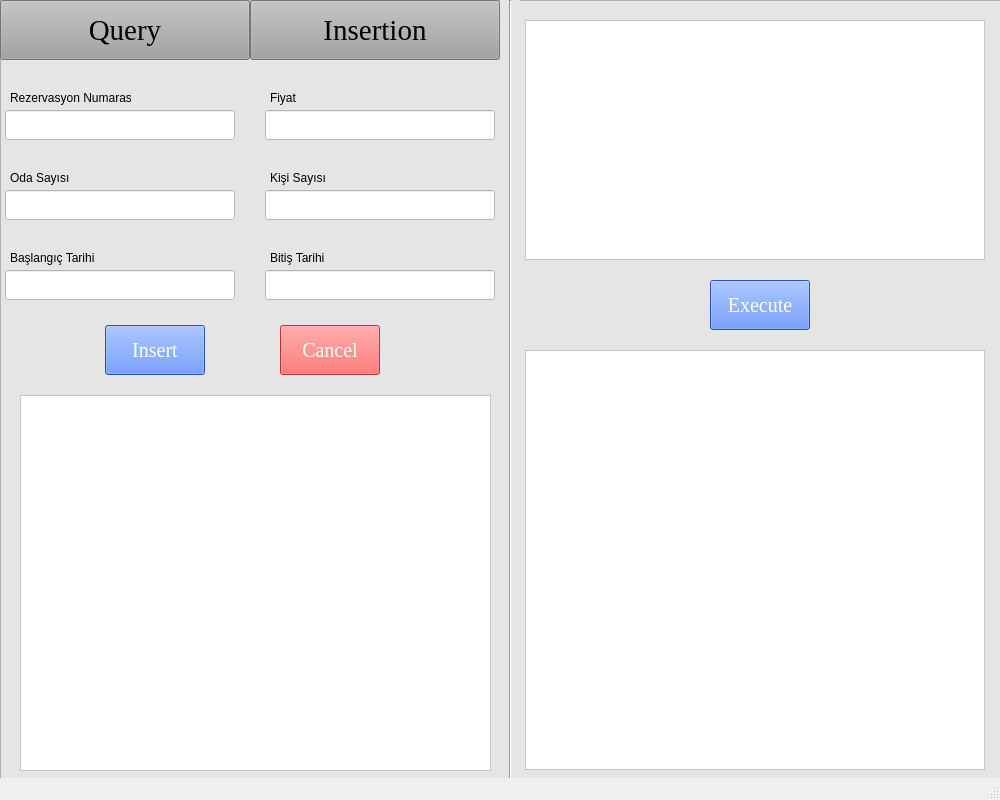
Qt form components/rezervasyonInsertionFrame.ui (uzayyildiztaskan/Database-Project-BIL-372) before a commit.
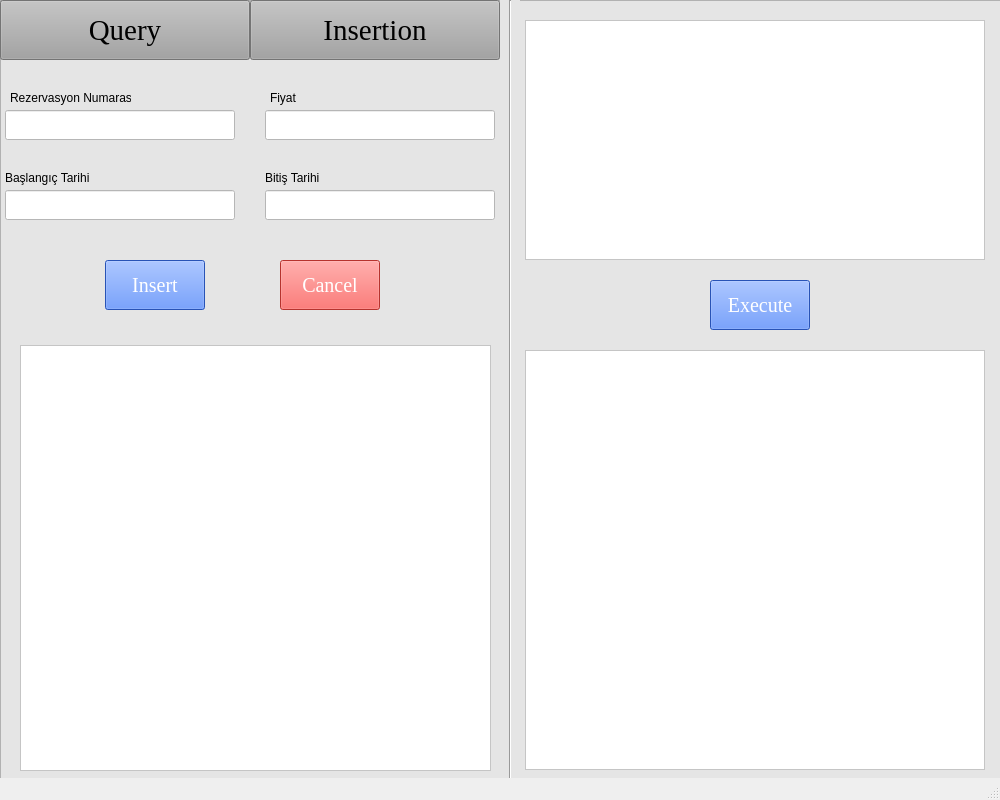
The same form after that commit.

Patch:
```diff
--- a/components/rezervasyonInsertionFrame.ui
+++ b/components/rezervasyonInsertionFrame.ui
@@ -356,42 +356,10 @@
       <string/>
      </property>
     </widget>
-    <widget class="QLineEdit" name="lineEdit_2">
-     <property name="geometry">
-      <rect>
-       <x>5</x>
-       <y>190</y>
-       <width>230</width>
-       <height>30</height>
-      </rect>
-     </property>
-     <property name="styleSheet">
-      <string notr="true">background-color: rgb(255, 255, 255);</string>
-     </property>
-     <property name="text">
-      <string/>
-     </property>
-    </widget>
-    <widget class="QLineEdit" name="lineEdit_4">
-     <property name="geometry">
-      <rect>
-       <x>5</x>
-       <y>270</y>
-       <width>230</width>
-       <height>30</height>
-      </rect>
-     </property>
-     <property name="styleSheet">
-      <string notr="true">background-color: rgb(255, 255, 255);</string>
-     </property>
-     <property name="text">
-      <string/>
-     </property>
-    </widget>
     <widget class="QLineEdit" name="lineEdit_3">
      <property name="geometry">
       <rect>
-       <x>265</x>
+       <x>5</x>
        <y>190</y>
        <width>230</width>
        <height>30</height>
@@ -404,11 +372,11 @@
       <string/>
      </property>
     </widget>
-    <widget class="QLineEdit" name="lineEdit_5">
+    <widget class="QLineEdit" name="lineEdit_4">
      <property name="geometry">
       <rect>
        <x>265</x>
-       <y>270</y>
+       <y>190</y>
        <width>230</width>
        <height>30</height>
       </rect>
@@ -433,37 +401,11 @@
       <string>Rezervasyon Numarası</string>
      </property>
     </widget>
-    <widget class="QLabel" name="label_28">
-     <property name="geometry">
-      <rect>
-       <x>10</x>
-       <y>170</y>
-       <width>111</width>
-       <height>16</height>
-      </rect>
-     </property>
-     <property name="text">
-      <string>Oda Sayısı</string>
-     </property>
-    </widget>
-    <widget class="QLabel" name="label_29">
-     <property name="geometry">
-      <rect>
-       <x>270</x>
-       <y>170</y>
-       <width>111</width>
-       <height>16</height>
-      </rect>
-     </property>
-     <property name="text">
-      <string>Kişi Sayısı</string>
-     </property>
-    </widget>
     <widget class="QLabel" name="label_30">
      <property name="geometry">
       <rect>
-       <x>10</x>
-       <y>250</y>
+       <x>5</x>
+       <y>170</y>
        <width>111</width>
        <height>16</height>
       </rect>
@@ -475,8 +417,8 @@
     <widget class="QLabel" name="label_31">
      <property name="geometry">
       <rect>
-       <x>270</x>
-       <y>250</y>
+       <x>265</x>
+       <y>170</y>
        <width>111</width>
        <height>16</height>
       </rect>
@@ -489,7 +431,7 @@
      <property name="geometry">
       <rect>
        <x>105</x>
-       <y>325</y>
+       <y>260</y>
        <width>100</width>
        <height>50</height>
       </rect>
@@ -711,7 +653,7 @@
      <property name="geometry">
       <rect>
        <x>280</x>
-       <y>325</y>
+       <y>260</y>
        <width>100</width>
        <height>50</height>
       </rect>
@@ -933,9 +875,9 @@
      <property name="geometry">
       <rect>
        <x>20</x>
-       <y>395</y>
+       <y>345</y>
        <width>471</width>
-       <height>376</height>
+       <height>426</height>
       </rect>
      </property>
      <property name="styleSheet">
```
Left out of the diff: 2 changed lines with no effect on the pictures.
